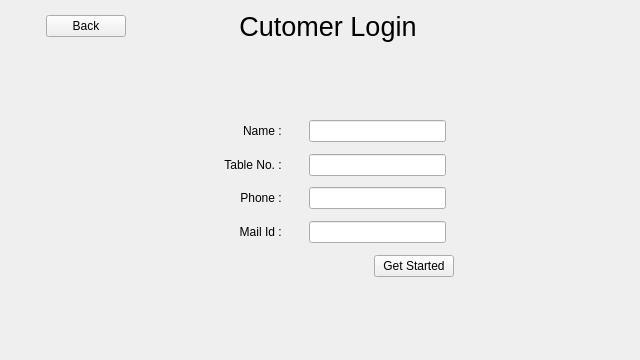
This is frontend/customer_login_wid.ui in therealrahulsahu/se_project as Qt 5 draws it before an edit. The edited form follows.
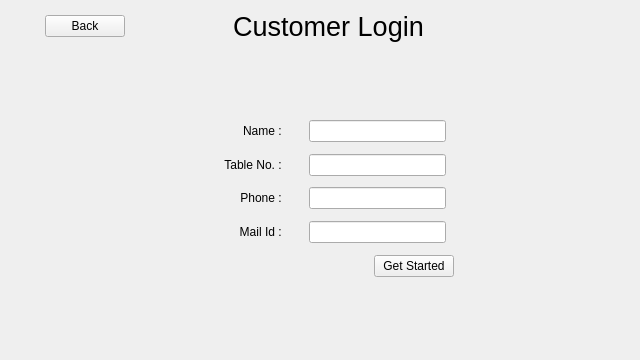
This is the edited form.

Commit message: Font Changed to (Comic Sans MS)

Diff of the .ui file:
```diff
--- a/frontend/customer_login_wid.ui
+++ b/frontend/customer_login_wid.ui
@@ -59,7 +59,7 @@
         </font>
        </property>
        <property name="text">
-        <string>Cutomer Login</string>
+        <string>Customer Login</string>
        </property>
        <property name="alignment">
         <set>Qt::AlignCenter</set>
```
The commit also changes 2 other files.
